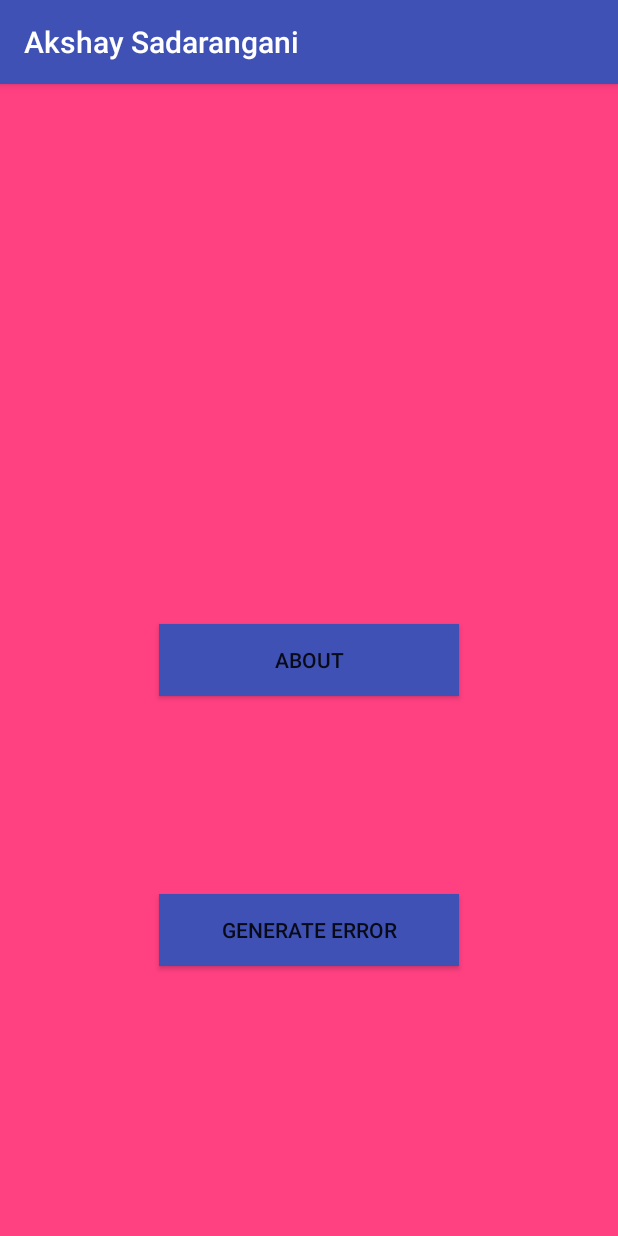
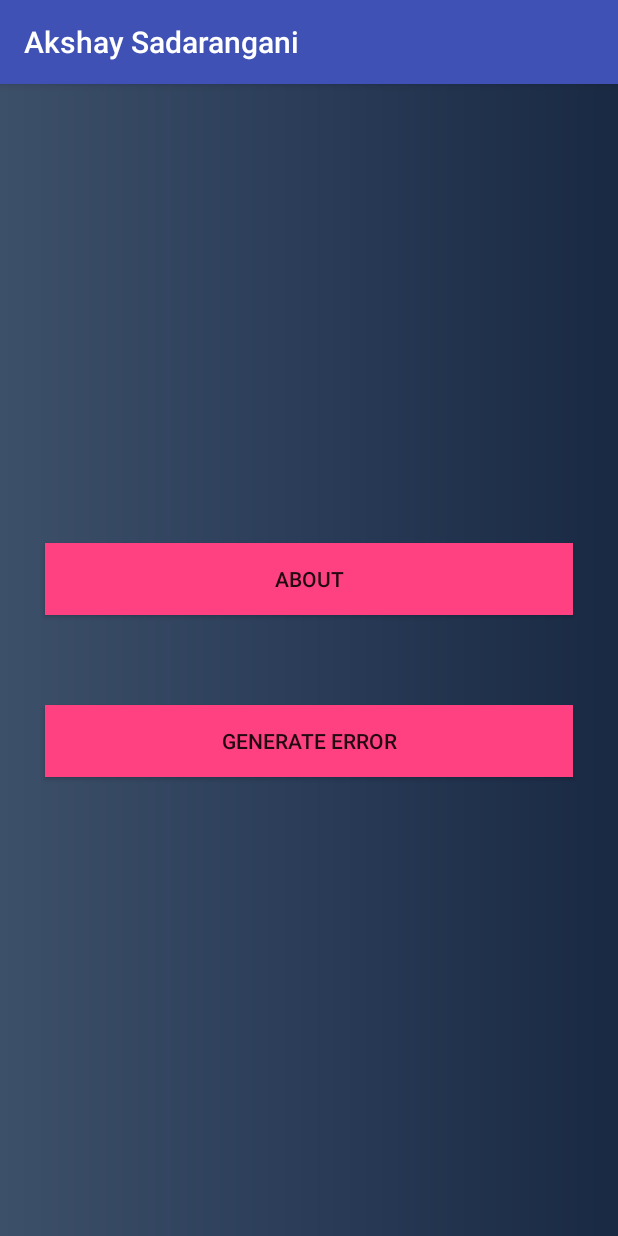
Before and after one commit to aksh4y/CS5520_MAD, an Android app: the screen it shows after launch (MainActivity), on a phone screen of 412 x 824 dp. Run offline under Robolectric (Android 15) with nearby library versions, the phone set to English and light mode, and no system bars.

Commit message:
Gradient bg

```diff
--- /dev/null
+++ b/app/src/main/res/drawable/gradient.xml
@@ -0,0 +1,11 @@
+<?xml version="1.0" encoding="utf-8"?>
+<shape xmlns:android="http://schemas.android.com/apk/res/android"
+    android:shape="rectangle">
+    <gradient
+        android:startColor="#3D5069"
+        android:centerColor="#2A3c58"
+        android:endColor="#192943"
+        android:angle="0"/>
+    <corners
+        android:radius="0dp"/>
+</shape>
--- a/app/src/main/res/layout/activity_main.xml
+++ b/app/src/main/res/layout/activity_main.xml
@@ -4,16 +4,22 @@
     xmlns:tools="http://schemas.android.com/tools"
     android:layout_width="match_parent"
     android:layout_height="match_parent"
-    android:background="@color/colorAccent"
+    android:background="@drawable/gradient"
     tools:context=".MainActivity">
+
+    <LinearLayout
+        android:layout_width="match_parent"
+        android:layout_height="match_parent"
+        android:gravity="center"
+        android:orientation="vertical">
 
         <Button
             android:id="@+id/about_btn"
-        android:layout_width="wrap_content"
+            android:layout_width="match_parent"
             android:layout_height="wrap_content"
+            android:layout_margin="30dp"
+            android:background="@color/colorAccent"
             android:text="@string/about_btn_label"
-        android:background="@color/colorPrimary"
-        android:width="200dp"
             app:layout_constraintBottom_toBottomOf="parent"
             app:layout_constraintLeft_toLeftOf="parent"
             app:layout_constraintRight_toRightOf="parent"
@@ -21,14 +27,15 @@
 
         <Button
             android:id="@+id/error_btn"
-        android:layout_width="wrap_content"
+            android:layout_width="match_parent"
             android:layout_height="wrap_content"
+            android:layout_margin="30dp"
+            android:background="@color/colorAccent"
             android:text="@string/error_btn_label"
-        android:background="@color/colorPrimary"
-        android:width="200dp"
             app:layout_constraintBottom_toBottomOf="parent"
             app:layout_constraintLeft_toLeftOf="parent"
             app:layout_constraintRight_toRightOf="parent"
             app:layout_constraintTop_toTopOf="@id/about_btn" />
+    </LinearLayout>
 
 </android.support.constraint.ConstraintLayout>
```
Lines whose indentation alone changed are shown as unchanged.
